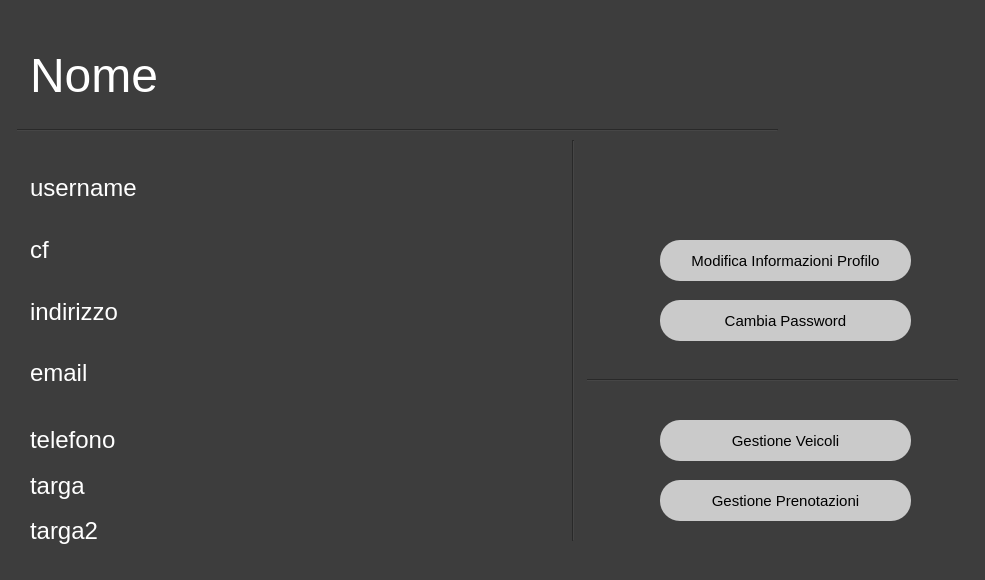
The window that Utente/VistaProfiloUtente.ui (riccardomalpiedi/parcheggio) describes before a commit, drawn with Qt 5.
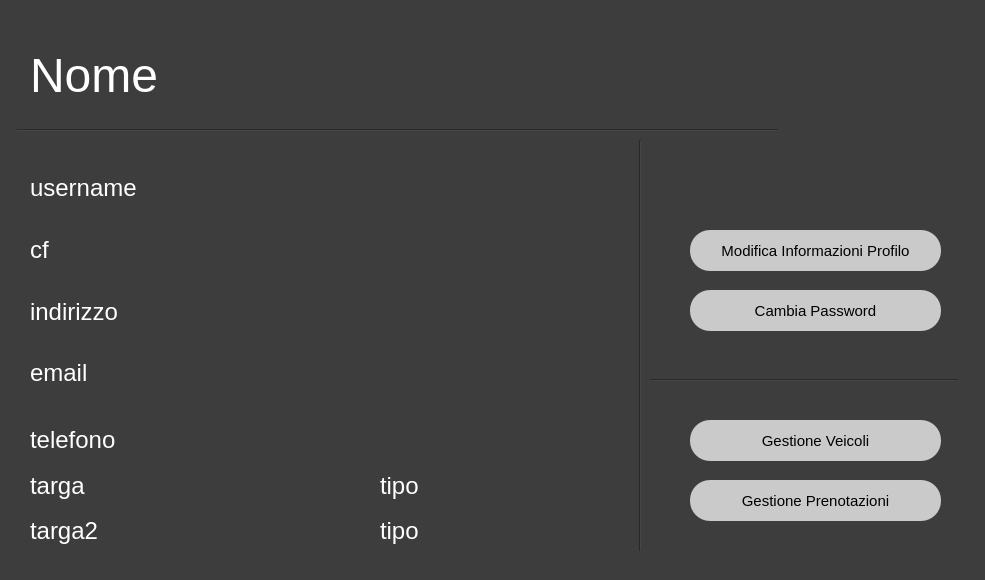
The same window after the commit.

```diff
--- a/Utente/VistaProfiloUtente.ui
+++ b/Utente/VistaProfiloUtente.ui
@@ -36,7 +36,7 @@
   <widget class="QPushButton" name="gestione_veicoli_button">
    <property name="geometry">
     <rect>
-     <x>660</x>
+     <x>690</x>
      <y>420</y>
      <width>251</width>
      <height>41</height>
@@ -57,7 +57,7 @@
   <widget class="QPushButton" name="gestione_prenotazioni_button">
    <property name="geometry">
     <rect>
-     <x>660</x>
+     <x>690</x>
      <y>480</y>
      <width>251</width>
      <height>41</height>
@@ -94,8 +94,8 @@
   <widget class="QPushButton" name="modifica_profilo_button">
    <property name="geometry">
     <rect>
-     <x>660</x>
-     <y>240</y>
+     <x>690</x>
+     <y>230</y>
      <width>251</width>
      <height>41</height>
     </rect>
@@ -115,8 +115,8 @@
   <widget class="QPushButton" name="cambia_password_button">
    <property name="geometry">
     <rect>
-     <x>660</x>
-     <y>300</y>
+     <x>690</x>
+     <y>290</y>
      <width>251</width>
      <height>41</height>
     </rect>
@@ -136,9 +136,9 @@
   <widget class="Line" name="line_2">
    <property name="geometry">
     <rect>
-     <x>587</x>
+     <x>647</x>
      <y>370</y>
-     <width>371</width>
+     <width>311</width>
      <height>20</height>
     </rect>
    </property>
@@ -154,7 +154,7 @@
     <rect>
      <x>30</x>
      <y>420</y>
-     <width>531</width>
+     <width>351</width>
      <height>131</height>
     </rect>
    </property>
@@ -262,10 +262,10 @@
   <widget class="Line" name="line_3">
    <property name="geometry">
     <rect>
-     <x>563</x>
+     <x>630</x>
      <y>140</y>
      <width>20</width>
-     <height>401</height>
+     <height>411</height>
     </rect>
    </property>
    <property name="styleSheet">
@@ -275,6 +275,45 @@
     <enum>Qt::Vertical</enum>
    </property>
   </widget>
+  <widget class="QWidget" name="verticalLayoutWidget">
+   <property name="geometry">
+    <rect>
+     <x>380</x>
+     <y>420</y>
+     <width>241</width>
+     <height>131</height>
+    </rect>
+   </property>
+   <layout class="QVBoxLayout" name="verticalLayout_3">
+    <item>
+     <widget class="QLabel" name="label_3">
+      <property name="text">
+       <string/>
+      </property>
+     </widget>
+    </item>
+    <item>
+     <widget class="QLabel" name="tipo_veicolo_label">
+      <property name="styleSheet">
+       <string notr="true">color: rgb(255, 255, 255); font-size:18pt</string>
+      </property>
+      <property name="text">
+       <string>tipo</string>
+      </property>
+     </widget>
+    </item>
+    <item>
+     <widget class="QLabel" name="tipo_veicolo2_label">
+      <property name="styleSheet">
+       <string notr="true">color: rgb(255, 255, 255); font-size:18pt</string>
+      </property>
+      <property name="text">
+       <string>tipo</string>
+      </property>
+     </widget>
+    </item>
+   </layout>
+  </widget>
  </widget>
  <resources/>
  <connections/>
```
